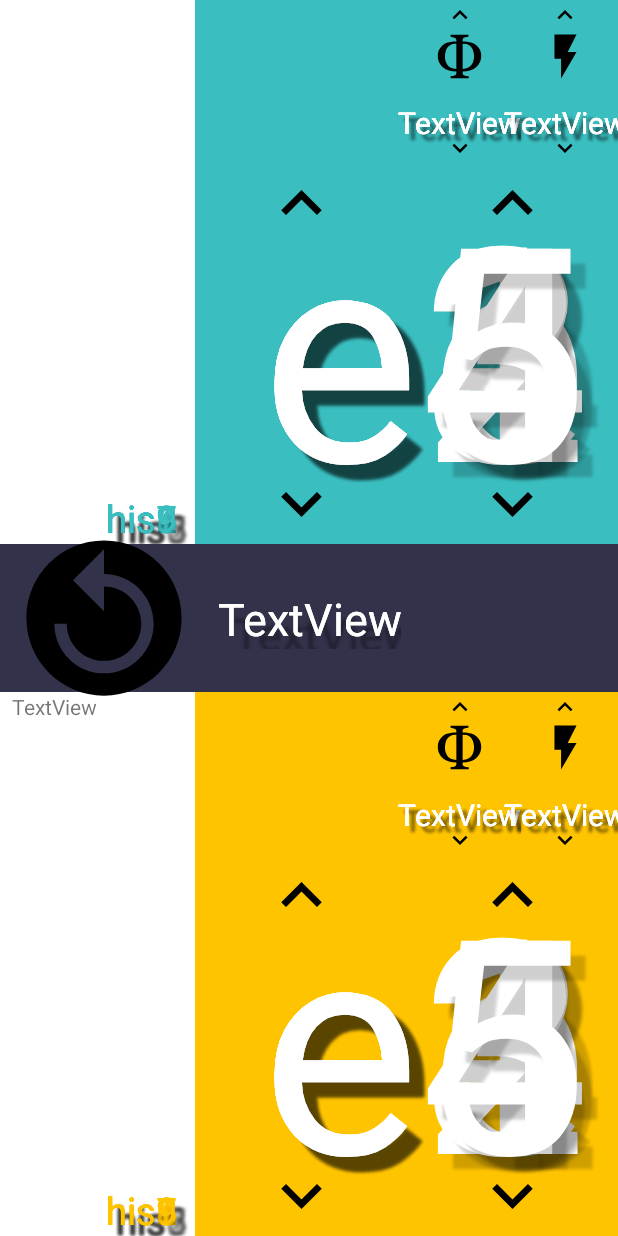
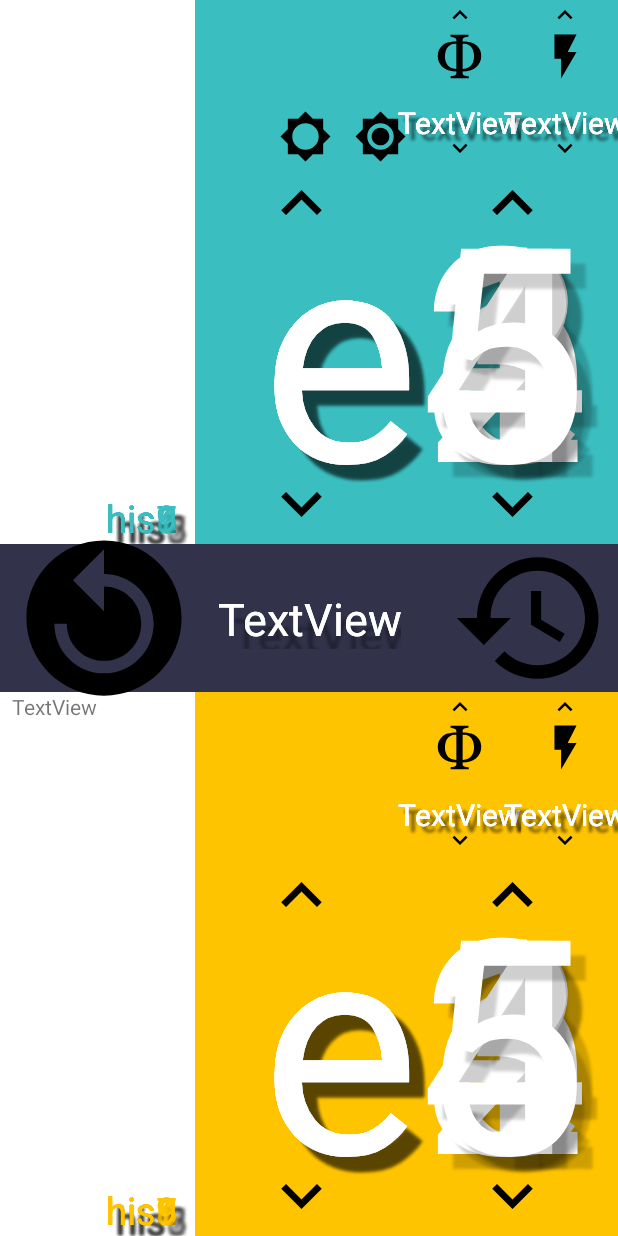
Before and after one commit to tomiokatarou/lifeCounter4, an Android app: the fragment AnimationSampleFragment shown on its own in the app's theme, on a phone screen of 412 x 824 dp. Run offline under Robolectric (Android 15) with nearby library versions, the phone set to English and light mode, and no system bars; 1 statement that could not run was skipped.

Commit message:
タイマーリセットボタン、ゲームカウントボタン追加

```diff
--- /dev/null
+++ b/app/src/main/res/drawable/ic_baseline_brightness_5_24px.xml
@@ -0,0 +1,9 @@
+<vector xmlns:android="http://schemas.android.com/apk/res/android"
+    android:width="24dp"
+    android:height="24dp"
+    android:viewportWidth="24"
+    android:viewportHeight="24">
+  <path
+      android:fillColor="#FF000000"
+      android:pathData="M20,15.31L23.31,12 20,8.69V4h-4.69L12,0.69 8.69,4H4v4.69L0.69,12 4,15.31V20h4.69L12,23.31 15.31,20H20v-4.69zM12,18c-3.31,0 -6,-2.69 -6,-6s2.69,-6 6,-6 6,2.69 6,6 -2.69,6 -6,6z"/>
+</vector>
--- /dev/null
+++ b/app/src/main/res/drawable/ic_baseline_brightness_7_24px.xml
@@ -0,0 +1,9 @@
+<vector xmlns:android="http://schemas.android.com/apk/res/android"
+    android:width="24dp"
+    android:height="24dp"
+    android:viewportWidth="24"
+    android:viewportHeight="24">
+  <path
+      android:fillColor="#FF000000"
+      android:pathData="M20,8.69L20,4h-4.69L12,0.69 8.69,4L4,4v4.69L0.69,12 4,15.31L4,20h4.69L12,23.31 15.31,20L20,20v-4.69L23.31,12 20,8.69zM12,18c-3.31,0 -6,-2.69 -6,-6s2.69,-6 6,-6 6,2.69 6,6 -2.69,6 -6,6zM12,8c-2.21,0 -4,1.79 -4,4s1.79,4 4,4 4,-1.79 4,-4 -1.79,-4 -4,-4z"/>
+</vector>
--- /dev/null
+++ b/app/src/main/res/drawable/ic_baseline_restore_24px.xml
@@ -0,0 +1,9 @@
+<vector xmlns:android="http://schemas.android.com/apk/res/android"
+    android:width="24dp"
+    android:height="24dp"
+    android:viewportWidth="24"
+    android:viewportHeight="24">
+  <path
+      android:fillColor="#FF000000"
+      android:pathData="M13,3c-4.97,0 -9,4.03 -9,9L1,12l3.89,3.89 0.07,0.14L9,12L6,12c0,-3.87 3.13,-7 7,-7s7,3.13 7,7 -3.13,7 -7,7c-1.93,0 -3.68,-0.79 -4.94,-2.06l-1.42,1.42C8.27,19.99 10.51,21 13,21c4.97,0 9,-4.03 9,-9s-4.03,-9 -9,-9zM12,8v5l4.28,2.54 0.72,-1.21 -3.5,-2.08L13.5,8L12,8z"/>
+</vector>
--- a/app/src/main/res/layout/fragment_animation_sample.xml
+++ b/app/src/main/res/layout/fragment_animation_sample.xml
@@ -83,6 +83,28 @@
         app:layout_constraintStart_toStartOf="@+id/resetBtn"
         app:layout_constraintTop_toTopOf="@+id/resetBtn" />
 
+    <Button
+        android:id="@+id/resetTimerBtn"
+        android:layout_width="76dp"
+        android:layout_height="0dp"
+        android:layout_centerVertical="true"
+        android:layout_marginEnd="20dp"
+        android:background="#00ffffff"
+        app:layout_constraintBottom_toTopOf="@+id/halfLine2"
+        app:layout_constraintEnd_toEndOf="@+id/circP1Plus1"
+        app:layout_constraintTop_toTopOf="@+id/halfLine1" />
+
+    <ImageView
+        android:id="@+id/resetTimerBtnImg"
+        android:layout_width="108dp"
+        android:layout_height="108dp"
+        android:src="@drawable/ic_baseline_restore_24px"
+        android:translationZ="15dp"
+        app:layout_constraintBottom_toBottomOf="@+id/resetTimerBtn"
+        app:layout_constraintEnd_toEndOf="@id/resetTimerBtn"
+        app:layout_constraintStart_toStartOf="@id/resetTimerBtn"
+        app:layout_constraintTop_toTopOf="@id/resetTimerBtn" />
+
     <android.support.constraint.Guideline
         android:id="@+id/lifeHistoryGuideLineV"
         android:layout_width="wrap_content"
@@ -479,15 +501,24 @@
             app:layout_constraintTop_toBottomOf="@+id/p1EngPlus" />
 
         <Button
-            android:id="@+id/p1blank"
+            android:id="@+id/p1GameCntPlus"
             android:layout_width="0dp"
             android:layout_height="0dp"
             android:background="@color/colorP1main"
-            android:clickable="false"
+            app:layout_constraintBottom_toTopOf="@+id/p1plusminusBtnLine4"
+            app:layout_constraintEnd_toStartOf="@+id/p1plusminusBtnLine3"
+            app:layout_constraintStart_toStartOf="parent"
+            app:layout_constraintTop_toTopOf="parent" />
+
+        <Button
+            android:id="@+id/p1GameCntMinus"
+            android:layout_width="0dp"
+            android:layout_height="0dp"
+            android:background="@color/colorP1main"
             app:layout_constraintBottom_toTopOf="@+id/p1plusminusBtnLine"
             app:layout_constraintEnd_toStartOf="@+id/p1plusminusBtnLine3"
             app:layout_constraintStart_toStartOf="parent"
-            app:layout_constraintTop_toTopOf="parent" />
+            app:layout_constraintTop_toTopOf="@+id/p1plusminusBtnLine4" />
 
         <TextView
             android:id="@+id/p1Psn_txt"
@@ -594,6 +625,25 @@
             app:layout_constraintStart_toStartOf="@+id/p1plusminusBtnLine3"
             app:layout_constraintTop_toTopOf="parent"
             app:layout_constraintVertical_bias="1" />
+
+        <ImageView
+            android:id="@+id/p1GameCnt1"
+            android:layout_width="35dp"
+            android:layout_height="35dp"
+            android:layout_marginRight="50dp"
+            android:src="@drawable/ic_baseline_brightness_5_24px"
+            android:translationZ="10dp"
+            app:layout_constraintBottom_toTopOf="@+id/p1plusminusBtnLine"
+            app:layout_constraintEnd_toStartOf="@+id/p1plusminusBtnLine3" />
+
+        <ImageView
+            android:id="@+id/p1GameCnt2"
+            android:layout_width="35dp"
+            android:layout_height="35dp"
+            android:src="@drawable/ic_baseline_brightness_7_24px"
+            android:translationZ="10dp"
+            app:layout_constraintBottom_toTopOf="@+id/p1plusminusBtnLine"
+            app:layout_constraintEnd_toStartOf="@+id/p1plusminusBtnLine3" />
 
         <ImageView
             android:id="@+id/imageView"
--- a/build.gradle
+++ b/build.gradle
@@ -6,7 +6,7 @@ buildscript {
         google()
     }
     dependencies {
-        classpath 'com.android.tools.build:gradle:3.1.4'
+        classpath 'com.android.tools.build:gradle:3.2.1'
         // NOTE: Do not place your application dependencies here; they belong
         // in the individual module build.gradle files
     }
```
Also changed, not shown: gradle/wrapper/gradle-wrapper.properties.
